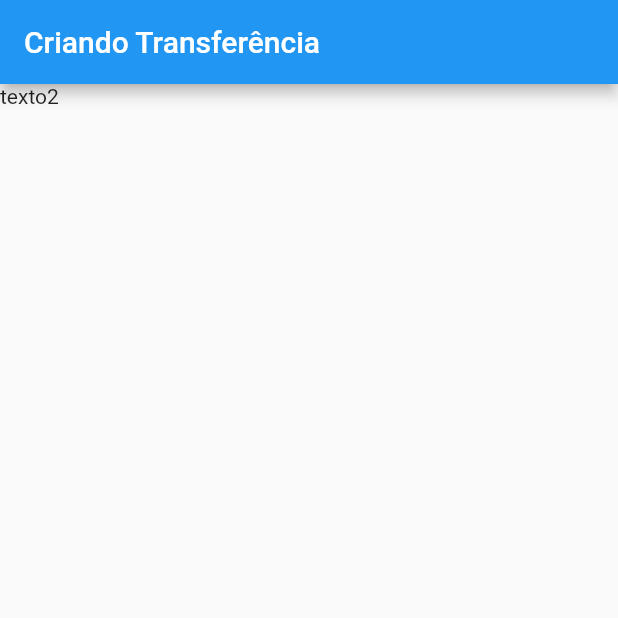
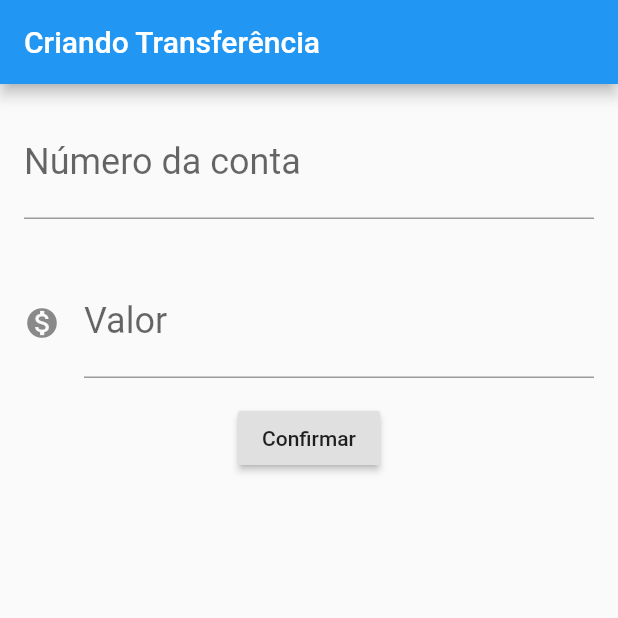
Before and after one commit to f-mtz/bytebank-flutter, a Flutter app: the screen it shows after launch, on a phone screen of 412 x 824 dp, the top half of it. Run offline on Flutter 3.47's test engine with Material 2 defaults, Android fonts, the phone set to English and light mode, and no system bars.

Commit message:
Criando tela de formulario

```diff
--- a/lib/main.dart
+++ b/lib/main.dart
@@ -7,11 +7,45 @@ class FormularioTransferencia extends StatelessWidget {
   Widget build(BuildContext context) {
     // TODO: implement build
     return Scaffold(
-
       appBar: AppBar(
         title: Text('Criando Transferência'),
       ),
-      body: Text('texto2'),
+      body: Column(
+        children: [
+          Padding(
+            padding: const EdgeInsets.all(16.0),
+            child: TextField(
+              style: TextStyle(
+                fontSize: 24.0,
+              ),
+              decoration: InputDecoration(
+                labelText: 'Número da conta',
+                hintText: '0000',
+              ),
+              keyboardType: TextInputType.number,
+            ),
+          ),
+          Padding(
+            padding: const EdgeInsets.all(16.0),
+            child: TextField(
+              style: TextStyle(
+                fontSize: 24.0,
+              ),
+              decoration: InputDecoration(
+                icon: Icon(Icons.monetization_on),
+                labelText: 'Valor',
+                hintText: '0.00',
+              ),
+              keyboardType: TextInputType.number,
+            ),
+          ),
+
+          RaisedButton(
+            onPressed: () {  },
+            child: Text('Confirmar'),
+          ),
+        ],
+      ),
     );
   }
 }
```
